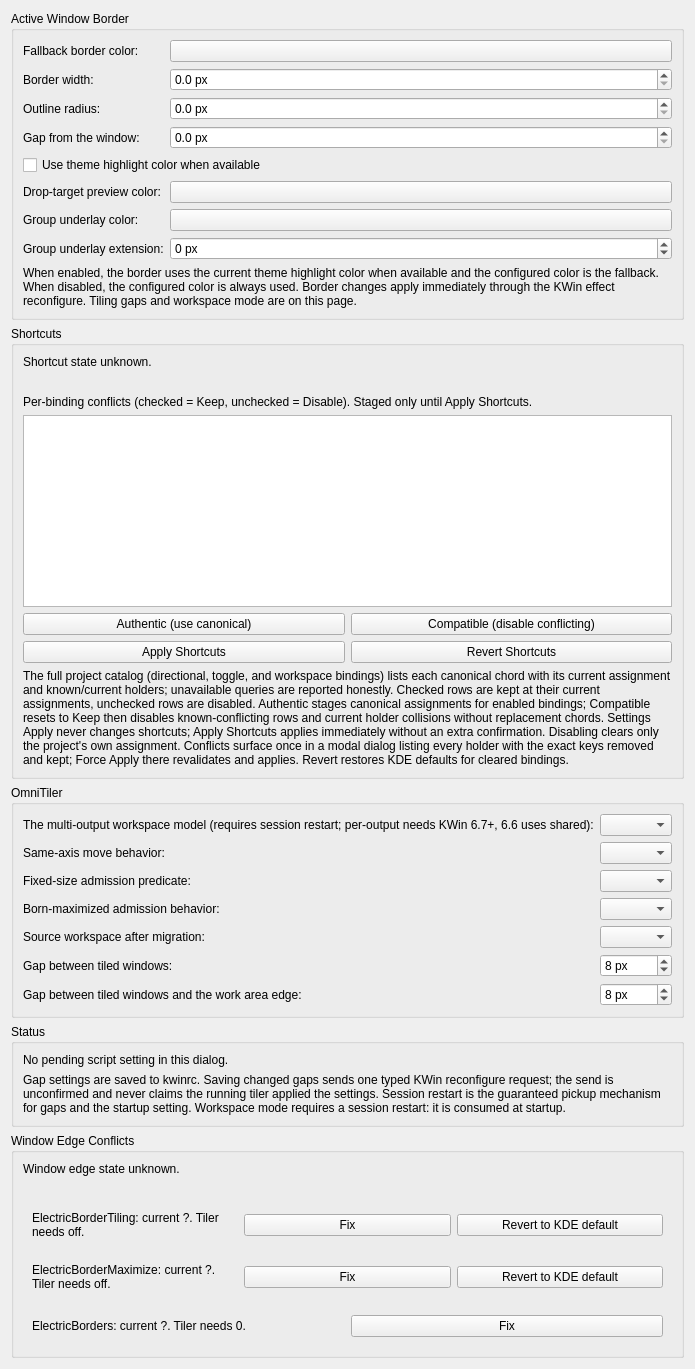
The window that kwin/native-effect/unifiedsettings.ui (beefsack/OmniTiler) describes before a commit, drawn with Qt 5.
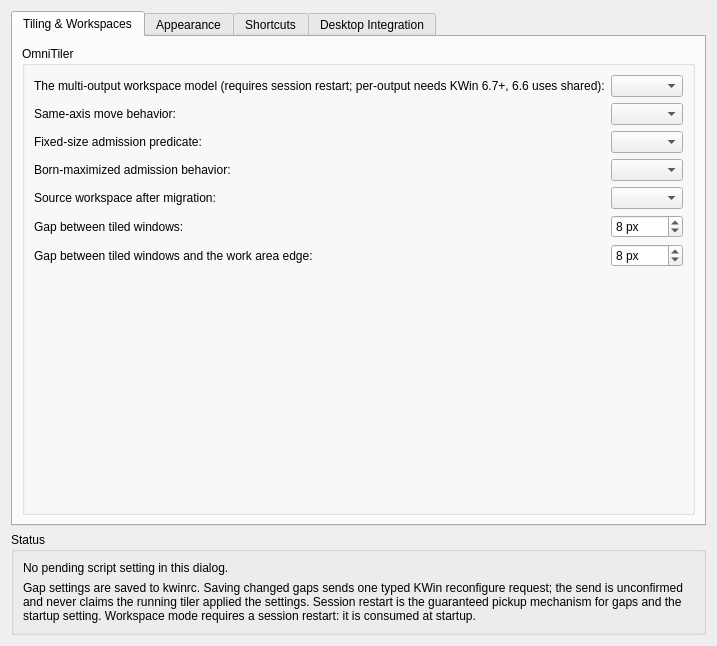
The same window after the commit. Custom widgets are drawn as their Qt base class.

Commit message: feat: group KDE Settings controls into native tabs

```diff
--- a/kwin/native-effect/unifiedsettings.ui
+++ b/kwin/native-effect/unifiedsettings.ui
@@ -4,6 +4,149 @@
   <widget class="QWidget" name="UnifiedSettings">
    <layout class="QVBoxLayout" name="verticalLayout">
     <item>
+     <widget class="QTabWidget" name="settingsTabs">
+      <property name="currentIndex">
+       <number>0</number>
+      </property>
+      <widget class="QWidget" name="tilingTab">
+       <attribute name="title">
+        <string>Tiling &amp;&amp; Workspaces</string>
+       </attribute>
+       <layout class="QVBoxLayout" name="tilingTabLayout">
+        <item>
+         <widget class="QGroupBox" name="scriptSettings">
+          <property name="title">
+           <string>OmniTiler</string>
+          </property>
+          <layout class="QFormLayout" name="scriptFormLayout">
+           <item row="0" column="0">
+            <widget class="QLabel" name="label_workspaceMode">
+             <property name="buddy">
+              <cstring>workspaceModeCombo</cstring>
+             </property>
+            <property name="text">
+             <string>The multi-output workspace model (requires session restart; per-output needs KWin 6.7+, 6.6 uses shared):</string>
+            </property>
+           </widget>
+          </item>
+            <item row="0" column="1">
+            <widget class="QComboBox" name="workspaceModeCombo"/>
+           </item>
+            <item row="1" column="0">
+             <widget class="QLabel" name="label_sameAxisMove">
+              <property name="buddy">
+               <cstring>sameAxisMoveCombo</cstring>
+              </property>
+             <property name="text">
+              <string>Same-axis move behavior:</string>
+             </property>
+            </widget>
+           </item>
+            <item row="1" column="1">
+            <widget class="QComboBox" name="sameAxisMoveCombo"/>
+           </item>
+            <item row="2" column="0">
+             <widget class="QLabel" name="label_fixedSizePredicate">
+              <property name="buddy">
+               <cstring>fixedSizePredicateCombo</cstring>
+              </property>
+             <property name="text">
+              <string>Fixed-size admission predicate:</string>
+             </property>
+            </widget>
+           </item>
+              <item row="2" column="1">
+              <widget class="QComboBox" name="fixedSizePredicateCombo"/>
+             </item>
+              <item row="3" column="0">
+               <widget class="QLabel" name="label_bornMaximized">
+                <property name="buddy">
+                 <cstring>bornMaximizedCombo</cstring>
+                </property>
+               <property name="text">
+                <string>Born-maximized admission behavior:</string>
+               </property>
+              </widget>
+             </item>
+               <item row="3" column="1">
+               <widget class="QComboBox" name="bornMaximizedCombo"/>
+              </item>
+              <item row="4" column="0">
+               <widget class="QLabel" name="label_migrationSourceRefill">
+                <property name="buddy">
+                 <cstring>migrationSourceRefillCombo</cstring>
+                </property>
+               <property name="text">
+                <string>Source workspace after migration:</string>
+               </property>
+              </widget>
+             </item>
+              <item row="4" column="1">
+              <widget class="QComboBox" name="migrationSourceRefillCombo"/>
+             </item>
+              <item row="5" column="0">
+               <widget class="QLabel" name="label_innerGap">
+               <property name="buddy">
+                <cstring>innerGapSpinBox</cstring>
+               </property>
+              <property name="text">
+               <string>Gap between tiled windows:</string>
+              </property>
+             </widget>
+            </item>
+              <item row="5" column="1">
+              <widget class="QSpinBox" name="innerGapSpinBox">
+            <property name="minimum">
+             <number>0</number>
+            </property>
+            <property name="maximum">
+             <number>64</number>
+            </property>
+            <property name="value">
+             <number>8</number>
+            </property>
+            <property name="suffix">
+             <string> px</string>
+            </property>
+           </widget>
+          </item>
+              <item row="6" column="0">
+               <widget class="QLabel" name="label_outerGap">
+               <property name="buddy">
+                <cstring>outerGapSpinBox</cstring>
+               </property>
+              <property name="text">
+               <string>Gap between tiled windows and the work area edge:</string>
+              </property>
+             </widget>
+            </item>
+              <item row="6" column="1">
+              <widget class="QSpinBox" name="outerGapSpinBox">
+            <property name="minimum">
+             <number>0</number>
+            </property>
+            <property name="maximum">
+             <number>64</number>
+            </property>
+            <property name="value">
+             <number>8</number>
+            </property>
+            <property name="suffix">
+             <string> px</string>
+            </property>
+           </widget>
+          </item>
+         </layout>
+        </widget>
+       </item>
+       </layout>
+      </widget>
+      <widget class="QWidget" name="appearanceTab">
+       <attribute name="title">
+        <string>Appearance</string>
+       </attribute>
+       <layout class="QVBoxLayout" name="appearanceTabLayout">
+        <item>
      <widget class="QGroupBox" name="borderSettings">
      <property name="title">
       <string>Active Window Border</string>
@@ -164,7 +307,7 @@
         <item row="8" column="0" colspan="2">
         <widget class="QLabel" name="borderDescription">
          <property name="text">
-               <string>When enabled, the border uses the current theme highlight color when available and the configured color is the fallback. When disabled, the configured color is always used. Border changes apply immediately through the KWin effect reconfigure. Tiling gaps and workspace mode are on this page.</string>
+                   <string>When enabled, the border uses the current theme highlight color when available and the configured color is the fallback. When disabled, the configured color is always used. Border changes apply immediately through the KWin effect reconfigure. Tiling gaps and workspace mode are on the Tiling &amp; Workspaces tab.</string>
          </property>
         <property name="wordWrap">
          <bool>true</bool>
@@ -174,6 +317,13 @@
    </layout>
      </widget>
     </item>
+       </layout>
+      </widget>
+      <widget class="QWidget" name="shortcutsTab">
+       <attribute name="title">
+        <string>Shortcuts</string>
+       </attribute>
+       <layout class="QVBoxLayout" name="shortcutsTabLayout">
     <item>
      <widget class="QGroupBox" name="shortcutGroup">
       <property name="title">
@@ -269,161 +419,13 @@
       </layout>
      </widget>
     </item>
-    <item>
-     <widget class="QGroupBox" name="scriptSettings">
-      <property name="title">
-       <string>OmniTiler</string>
-      </property>
-      <layout class="QFormLayout" name="scriptFormLayout">
-       <item row="0" column="0">
-        <widget class="QLabel" name="label_workspaceMode">
-         <property name="buddy">
-          <cstring>workspaceModeCombo</cstring>
-         </property>
-        <property name="text">
-         <string>The multi-output workspace model (requires session restart; per-output needs KWin 6.7+, 6.6 uses shared):</string>
-        </property>
-       </widget>
-      </item>
-        <item row="0" column="1">
-        <widget class="QComboBox" name="workspaceModeCombo"/>
-       </item>
-        <item row="1" column="0">
-         <widget class="QLabel" name="label_sameAxisMove">
-          <property name="buddy">
-           <cstring>sameAxisMoveCombo</cstring>
-          </property>
-         <property name="text">
-          <string>Same-axis move behavior:</string>
-         </property>
-        </widget>
-       </item>
-        <item row="1" column="1">
-        <widget class="QComboBox" name="sameAxisMoveCombo"/>
-       </item>
-        <item row="2" column="0">
-         <widget class="QLabel" name="label_fixedSizePredicate">
-          <property name="buddy">
-           <cstring>fixedSizePredicateCombo</cstring>
-          </property>
-         <property name="text">
-          <string>Fixed-size admission predicate:</string>
-         </property>
-        </widget>
-       </item>
-          <item row="2" column="1">
-          <widget class="QComboBox" name="fixedSizePredicateCombo"/>
-         </item>
-          <item row="3" column="0">
-           <widget class="QLabel" name="label_bornMaximized">
-            <property name="buddy">
-             <cstring>bornMaximizedCombo</cstring>
-            </property>
-           <property name="text">
-            <string>Born-maximized admission behavior:</string>
-           </property>
-          </widget>
-         </item>
-           <item row="3" column="1">
-           <widget class="QComboBox" name="bornMaximizedCombo"/>
-          </item>
-          <item row="4" column="0">
-           <widget class="QLabel" name="label_migrationSourceRefill">
-            <property name="buddy">
-             <cstring>migrationSourceRefillCombo</cstring>
-            </property>
-           <property name="text">
-            <string>Source workspace after migration:</string>
-           </property>
-          </widget>
-         </item>
-          <item row="4" column="1">
-          <widget class="QComboBox" name="migrationSourceRefillCombo"/>
-         </item>
-          <item row="5" column="0">
-           <widget class="QLabel" name="label_innerGap">
-           <property name="buddy">
-            <cstring>innerGapSpinBox</cstring>
-           </property>
-          <property name="text">
-           <string>Gap between tiled windows:</string>
-          </property>
-         </widget>
-        </item>
-          <item row="5" column="1">
-          <widget class="QSpinBox" name="innerGapSpinBox">
-        <property name="minimum">
-         <number>0</number>
-        </property>
-        <property name="maximum">
-         <number>64</number>
-        </property>
-        <property name="value">
-         <number>8</number>
-        </property>
-        <property name="suffix">
-         <string> px</string>
-        </property>
-       </widget>
-      </item>
-          <item row="6" column="0">
-           <widget class="QLabel" name="label_outerGap">
-           <property name="buddy">
-            <cstring>outerGapSpinBox</cstring>
-           </property>
-          <property name="text">
-           <string>Gap between tiled windows and the work area edge:</string>
-          </property>
-         </widget>
-        </item>
-          <item row="6" column="1">
-          <widget class="QSpinBox" name="outerGapSpinBox">
-        <property name="minimum">
-         <number>0</number>
-        </property>
-        <property name="maximum">
-         <number>64</number>
-        </property>
-        <property name="value">
-         <number>8</number>
-        </property>
-        <property name="suffix">
-         <string> px</string>
-        </property>
-       </widget>
-      </item>
-     </layout>
-    </widget>
-   </item>
-   <item>
-    <widget class="QGroupBox" name="scriptStatusGroup">
-     <property name="title">
-      <string>Status</string>
-     </property>
-     <layout class="QVBoxLayout" name="scriptStatusLayout">
-      <item>
-       <widget class="QLabel" name="scriptStatusLabel">
-        <property name="text">
-         <string>No pending script setting in this dialog.</string>
-        </property>
-        <property name="wordWrap">
-         <bool>true</bool>
-        </property>
-       </widget>
-      </item>
-      <item>
-       <widget class="QLabel" name="scriptStatusDescription">
-        <property name="text">
-         <string>Gap settings are saved to kwinrc. Saving changed gaps sends one typed KWin reconfigure request; the send is unconfirmed and never claims the running tiler applied the settings. Session restart is the guaranteed pickup mechanism for gaps and the startup setting. Workspace mode requires a session restart: it is consumed at startup.</string>
-        </property>
-        <property name="wordWrap">
-         <bool>true</bool>
-        </property>
-       </widget>
-      </item>
-     </layout>
-    </widget>
-   </item>
+       </layout>
+      </widget>
+      <widget class="QWidget" name="desktopTab">
+       <attribute name="title">
+        <string>Desktop Integration</string>
+       </attribute>
+       <layout class="QVBoxLayout" name="desktopTabLayout">
    <item>
     <widget class="QGroupBox" name="windowConflictGroup">
      <property name="title">
@@ -531,6 +533,39 @@
           </widget>
          </item>
         </layout>
+            </widget>
+           </item>
+          </layout>
+         </widget>
+        </item>
+       </layout>
+      </widget>
+     </widget>
+    </item>
+    <item>
+     <widget class="QGroupBox" name="scriptStatusGroup">
+      <property name="title">
+       <string>Status</string>
+      </property>
+      <layout class="QVBoxLayout" name="scriptStatusLayout">
+       <item>
+        <widget class="QLabel" name="scriptStatusLabel">
+         <property name="text">
+          <string>No pending script setting in this dialog.</string>
+         </property>
+         <property name="wordWrap">
+          <bool>true</bool>
+         </property>
+        </widget>
+       </item>
+       <item>
+        <widget class="QLabel" name="scriptStatusDescription">
+         <property name="text">
+          <string>Gap settings are saved to kwinrc. Saving changed gaps sends one typed KWin reconfigure request; the send is unconfirmed and never claims the running tiler applied the settings. Session restart is the guaranteed pickup mechanism for gaps and the startup setting. Workspace mode requires a session restart: it is consumed at startup.</string>
+         </property>
+         <property name="wordWrap">
+          <bool>true</bool>
+         </property>
        </widget>
       </item>
      </layout>
```
Lines whose indentation alone changed are shown as unchanged. The commit also changes 4 other files.
